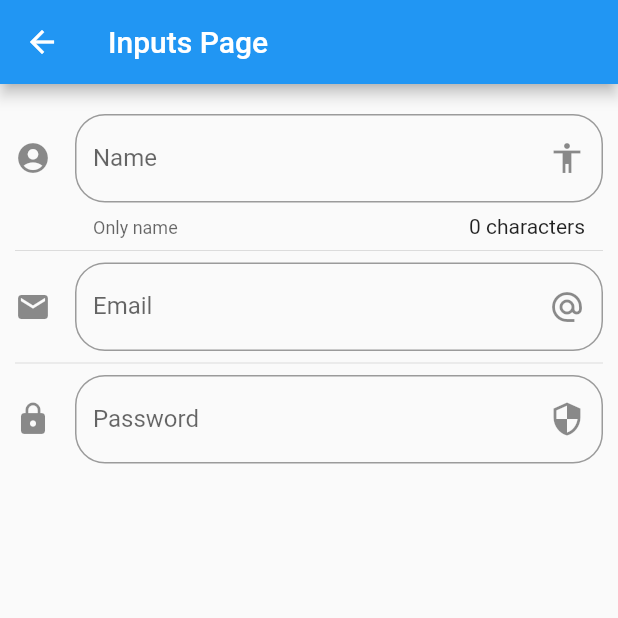
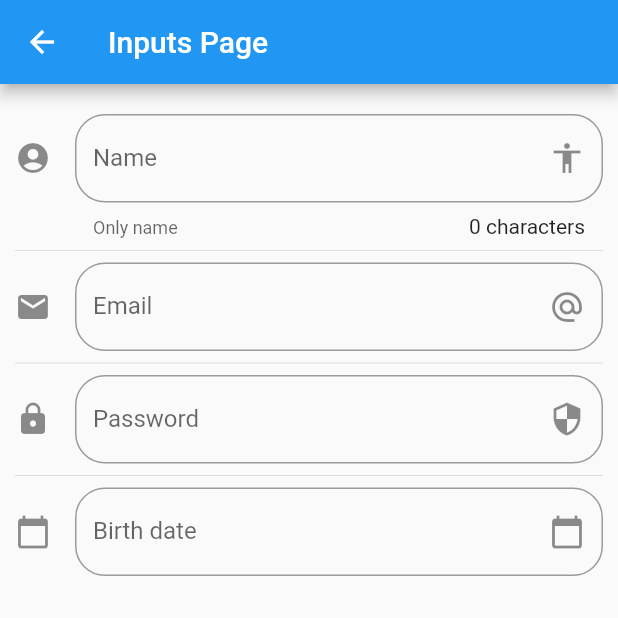
Before and after one commit to JCamiloo/flutter-widgets, a Flutter app: the screen it shows after launch, after a tap on "Inputs", on a phone screen of 412 x 824 dp, the top half of it. Run offline on Flutter 3.47's test engine with Material 2 defaults, Android fonts, the phone set to English and light mode, and no system bars; network calls fail.

Commit message:
spanish datepicker

```diff
--- a/lib/main.dart
+++ b/lib/main.dart
@@ -1,4 +1,5 @@
 import 'package:flutter/material.dart';
+import 'package:flutter_localizations/flutter_localizations.dart';
 import 'package:components/src/routes/routes.dart';
 import 'package:components/src/pages/alert_page.dart';
 
@@ -9,6 +10,14 @@ class MyApp extends StatelessWidget {
   Widget build(BuildContext context) {
     return MaterialApp(
       debugShowCheckedModeBanner: false,
+      localizationsDelegates: [
+        GlobalMaterialLocalizations.delegate,
+        GlobalWidgetsLocalizations.delegate
+      ],
+      supportedLocales: [
+        const Locale('en', 'US'),
+        const Locale('es', 'ES')
+      ],
       initialRoute: '/',
       routes: getApplicationRoutes(),
       onGenerateRoute: (RouteSettings settings) {
--- a/lib/src/pages/input_page.dart
+++ b/lib/src/pages/input_page.dart
@@ -9,6 +9,8 @@ class InputPage extends StatefulWidget {
 class _InputPageState extends State<InputPage> {
 
   String _name = '';
+  String _date = '';
+  TextEditingController _inputFieldDateCtlr = new TextEditingController();
 
   @override
   Widget build(BuildContext context) {
@@ -22,14 +24,16 @@ class _InputPageState extends State<InputPage> {
             Divider(),
             _createEmail(),
             Divider(),
-            _createPassword()
+            _createPassword(),
+            Divider(),
+            _createDate(context)
           ],
         ),
       ),
     );
   }
 
-  _createInput() {
+  Widget _createInput() {
     return TextField(
       textCapitalization: TextCapitalization.sentences,
       decoration: InputDecoration(
@@ -80,4 +84,40 @@ class _InputPageState extends State<InputPage> {
       ),
     );
   }
+
+  Widget _createDate(BuildContext context) {
+    return TextField(
+      enableInteractiveSelection: false,
+      controller: _inputFieldDateCtlr,
+      decoration: InputDecoration(
+        border: OutlineInputBorder(
+          borderRadius: BorderRadius.circular(20.0)
+        ),
+        hintText: 'Birth date',
+        labelText: 'Birth date',
+        suffixIcon: Icon(Icons.calendar_today),
+        icon: Icon(Icons.calendar_today)
+      ),
+      onTap: () {
+        FocusScope.of(context).requestFocus(new FocusNode());
+        _selectDate(context);
+      },
+    );
+  }
+
+  _selectDate(BuildContext context) async {
+    DateTime picked = await showDatePicker(
+      context: context,
+      initialDate: new DateTime.now(),
+      firstDate: new DateTime(2018),
+      lastDate: new DateTime(2025)
+    );
+
+    if (picked != null) {
+      setState(() {
+        _date = picked.toString();
+        _inputFieldDateCtlr.text = _date;
+      });
+    }
+  }
 }
--- a/pubspec.yaml
+++ b/pubspec.yaml
@@ -18,6 +18,9 @@ environment:
 
 dependencies:
   flutter:
+    sdk: flutter
+
+  flutter_localizations:
     sdk: flutter
 
   # The following adds the Cupertino Icons font to your application.
```
Also changed, not shown: pubspec.lock.
